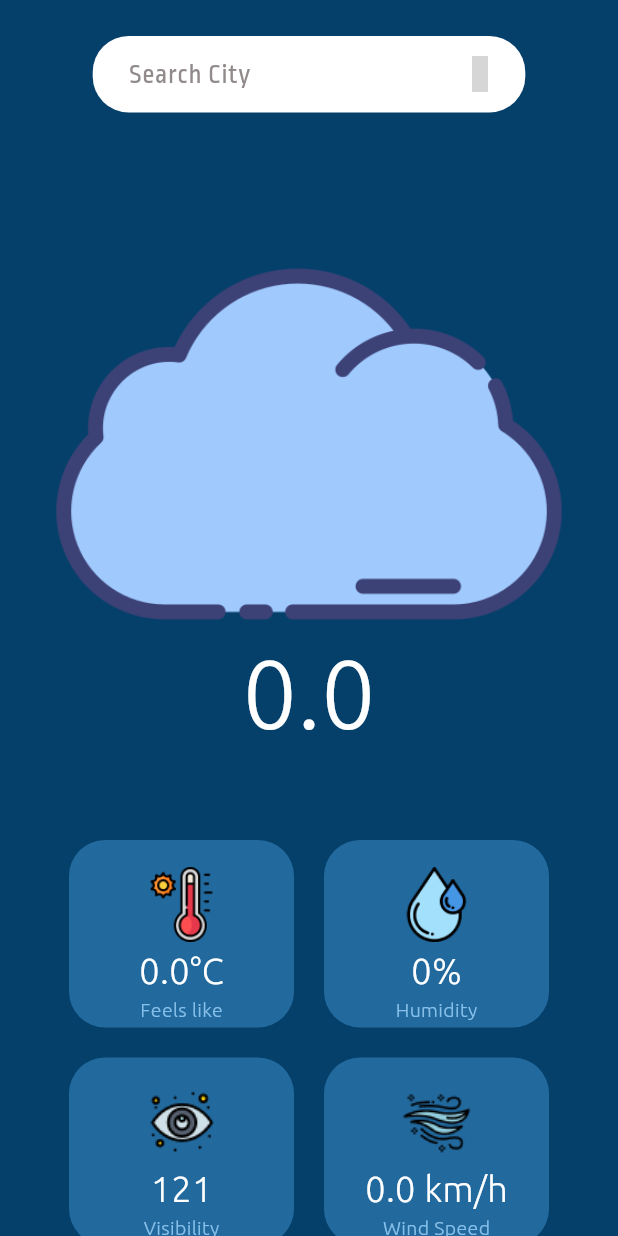
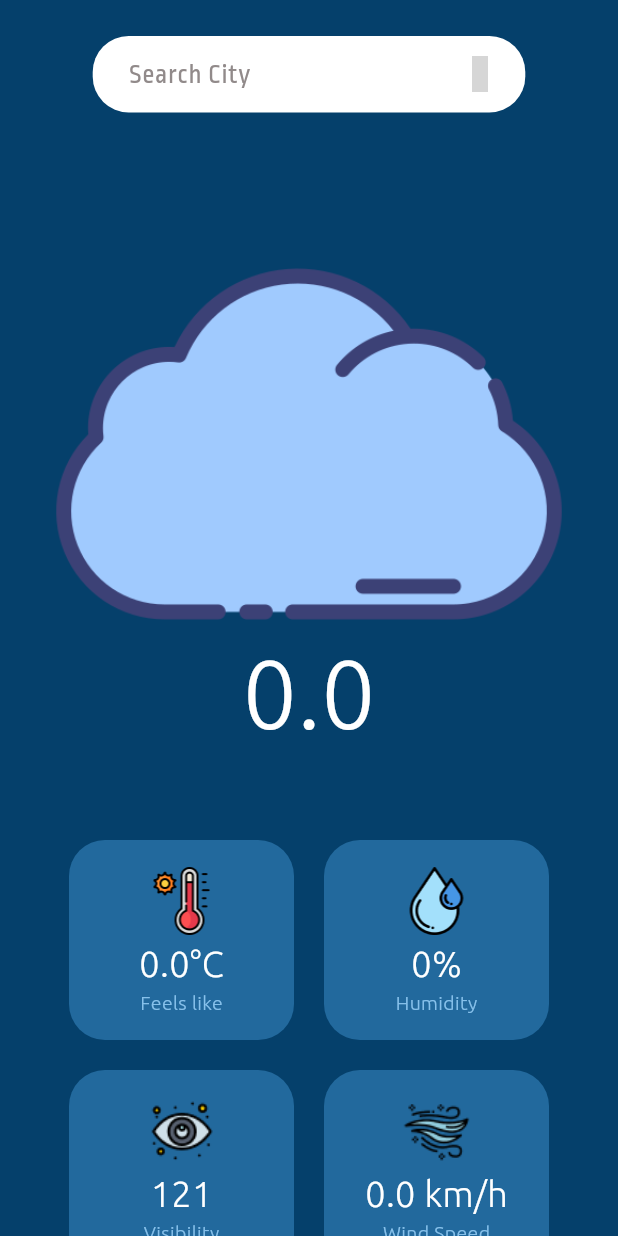
Before and after one commit to Omar-Ashraf-69/simple_weather_iti, a Flutter app: the HomeViewBody screen opened directly with empty values, on a phone screen of 412 x 824 dp. Run offline on Flutter 3.47's test engine with Material 3 defaults, Android fonts, the phone set to English and light mode, and no system bars; our stand-ins replace dartz, dio, get_it, google_fonts, iconly; network calls fail; grey boxes are pictures that could not be loaded.

Commit message:
made the app responsive to different phone's screens.

```diff
--- a/lib/widgets/custom_grid_item.dart
+++ b/lib/widgets/custom_grid_item.dart
@@ -6,7 +6,8 @@ import 'package:weather_task/utils/colors.dart';
 class CustomGridItem extends StatelessWidget {
   const CustomGridItem({
     super.key,
-    required this.item, required this.value,
+    required this.item,
+    required this.value,
   });
   final CustomGridItemModel item;
   final String value;
@@ -27,12 +28,12 @@ class CustomGridItem extends StatelessWidget {
           ),
           Image.asset(
             item.image,
-            height: 50,
+            height: MediaQuery.sizeOf(context).height * 0.055,
           ),
           const SizedBox(
             height: 2,
           ),
-           Text(
+          Text(
             value,
             style: AppStyles.valueStyle,
           ),
--- a/lib/widgets/custom_grid_view.dart
+++ b/lib/widgets/custom_grid_view.dart
@@ -18,7 +18,6 @@ class _CustomGridViewState extends State<CustomGridView> {
   List<String> items = [];
   @override
   void initState() {
-    // TODO: implement initState
     super.initState();
     items = widget.gridItems.getGridItems();
   }
@@ -33,7 +32,7 @@ class _CustomGridViewState extends State<CustomGridView> {
         gridDelegate: const SliverGridDelegateWithFixedCrossAxisCount(
           crossAxisCount: 2,
           mainAxisSpacing: 20,
-          childAspectRatio: 1.2,
+          childAspectRatio: 1.125,
           crossAxisSpacing: 20,
         ),
         itemCount: 6,
--- a/lib/widgets/home_view_body.dart
+++ b/lib/widgets/home_view_body.dart
@@ -1,8 +1,4 @@
-import 'dart:developer';
-
 import 'package:flutter/material.dart';
-import 'package:iconly/iconly.dart';
-import 'package:weather_task/constants/featching_data.dart';
 import 'package:weather_task/constants/get_weather_image.dart';
 import 'package:weather_task/models/grid_items_value.dart';
 import 'package:weather_task/models/weather/weather.dart';
```
Also changed, not shown: lib/views/splash_view.dart (+6 -1 lines).
